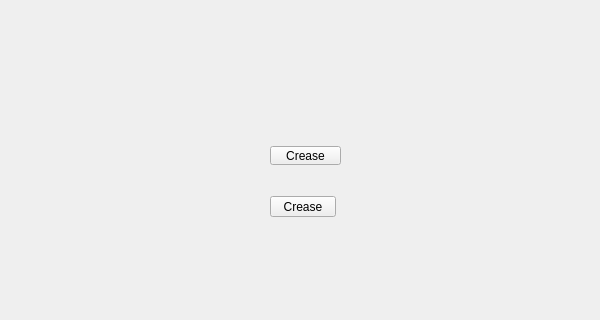
First picture: the form in tentacle/ui/crease#submenu.ui, repository m3trik/tentacle, before the edit; both pictures show x 0 to 600 and y 94 to 414 of the 600 by 600 pixel window.
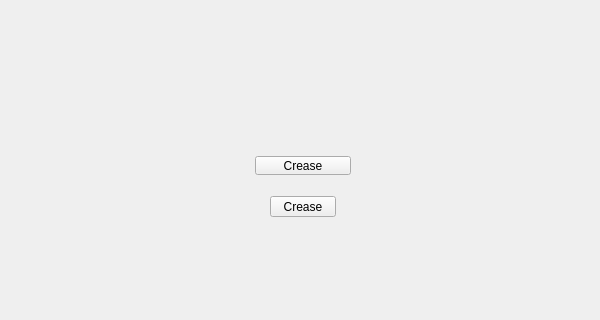
Second picture: the form after the edit. Custom widgets are drawn as their Qt base class.

Diff of the .ui file:
```diff
--- a/tentacle/ui/crease#submenu.ui
+++ b/tentacle/ui/crease#submenu.ui
@@ -93,9 +93,9 @@
     </property>
     <property name="geometry">
      <rect>
-      <x>270</x>
-      <y>240</y>
-      <width>71</width>
+      <x>255</x>
+      <y>250</y>
+      <width>96</width>
       <height>19</height>
      </rect>
     </property>
```
Left out of the diff: 2 changed lines with no effect on the pictures.
